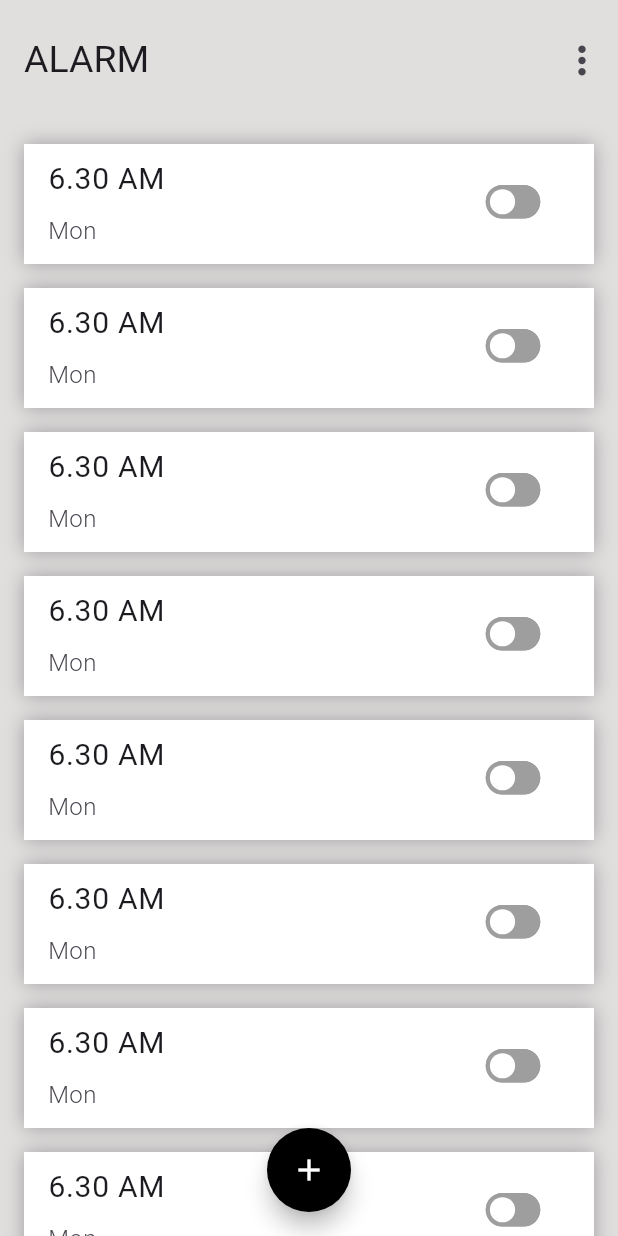
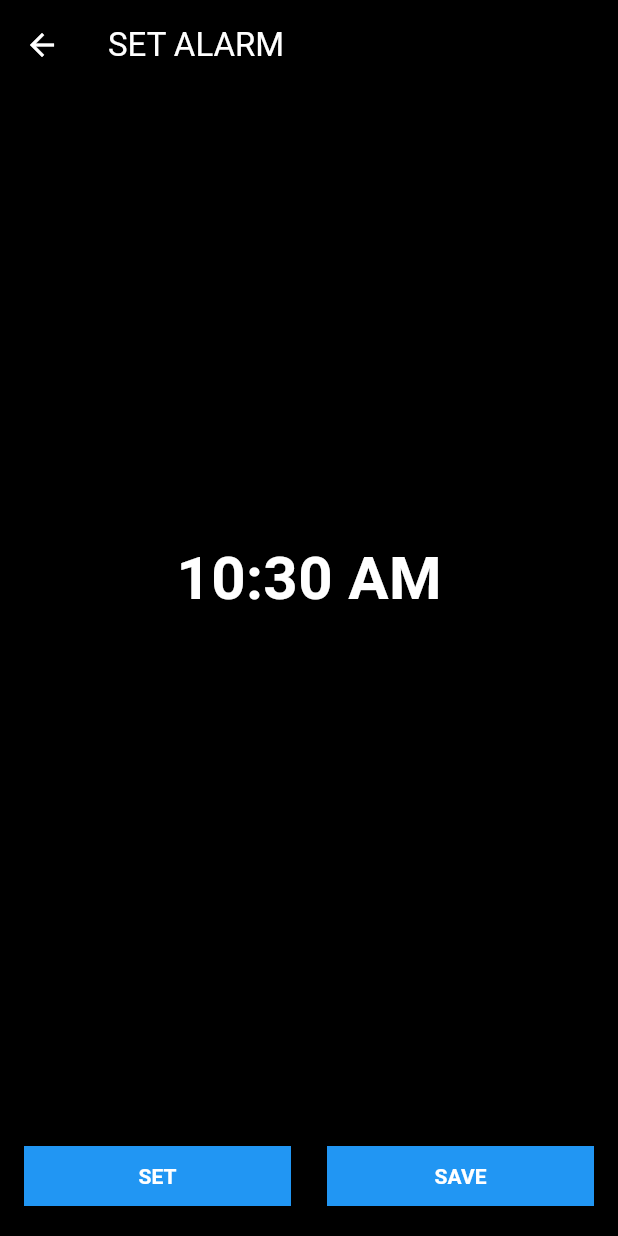
Before and after one commit to Sanjayvkp/Alarm-App, a Flutter app: the screen it shows after launch, after a tap on the "add" icon, on a phone screen of 412 x 824 dp. Run offline on Flutter 3.47's test engine with Material 3 defaults, Android fonts, the phone set to English and light mode, and no system bars; our stand-ins replace flutter_hooks; missing offline and left inert: one_clock.

Commit message:
added:alarm setting page and clock widget

```diff
--- /dev/null
+++ b/lib/view/pages/add_alarm_page.dart
@@ -0,0 +1,80 @@
+import 'package:alarm_app/view/widgets/elevated_button_widget.dart';
+import 'package:flutter/material.dart';
+
+class AddAlarmPage extends StatefulWidget {
+  const AddAlarmPage({super.key});
+
+  @override
+  AddAlarmPageState createState() => AddAlarmPageState();
+}
+
+class AddAlarmPageState extends State<AddAlarmPage> {
+  TimeOfDay _selectedTime = TimeOfDay.now();
+
+  Future<void> _selectTime(BuildContext context) async {
+    final TimeOfDay? picked = await showTimePicker(
+      context: context,
+      initialTime: _selectedTime,
+    );
+    if (picked != null && picked != _selectedTime) {
+      setState(() {
+        _selectedTime = picked;
+      });
+    }
+  }
+
+  @override
+  Widget build(BuildContext context) {
+    return Scaffold(
+      backgroundColor: Colors.black,
+      appBar: AppBar(
+        iconTheme: const IconThemeData(color: Colors.white),
+        backgroundColor: Colors.black,
+        toolbarHeight: 60,
+        title: const Text(
+          'SET ALARM',
+          style: TextStyle(
+              fontSize: 22, fontWeight: FontWeight.w400, color: Colors.white),
+        ),
+      ),
+      body: Center(
+        child: Column(
+          mainAxisAlignment: MainAxisAlignment.center,
+          children: [
+            Text(
+              _selectedTime.format(context),
+              style: const TextStyle(
+                  fontSize: 40,
+                  color: Colors.white,
+                  fontWeight: FontWeight.bold),
+            ),
+            const SizedBox(height: 32),
+          ],
+        ),
+      ),
+      bottomNavigationBar: Padding(
+        padding: const EdgeInsets.symmetric(horizontal: 16, vertical: 16),
+        child: Row(
+          mainAxisAlignment: MainAxisAlignment.center,
+          children: [
+            Expanded(
+              child: ElevatedButtonWidget(
+                text: 'SET',
+                onPressed: () => _selectTime(context),
+              ),
+            ),
+            const SizedBox(
+              width: 24,
+            ),
+            Expanded(
+              child: ElevatedButtonWidget(
+                text: 'SAVE',
+                onPressed: () {},
+              ),
+            ),
+          ],
+        ),
+      ),
+    );
+  }
+}
--- a/lib/view/pages/alarm_page.dart
+++ b/lib/view/pages/alarm_page.dart
@@ -1,6 +1,7 @@
-// alarm_screen.dart
 import 'package:alarm_app/model/alarm_model.dart';
+import 'package:alarm_app/view/pages/add_alarm_page.dart';
 import 'package:alarm_app/view/widgets/alarm_list_widget.dart';
+import 'package:alarm_app/view/widgets/clock_widget.dart';
 import 'package:flutter/material.dart';
 
 class AlarmPage extends StatefulWidget {
@@ -15,14 +16,30 @@ class AlarmPageState extends State<AlarmPage> {
 
   @override
   Widget build(BuildContext context) {
+    TimeOfDay time = TimeOfDay.now();
     return Scaffold(
-      backgroundColor: const Color.fromARGB(255, 225, 222, 222),
+      backgroundColor: Colors.black,
       appBar: AppBar(
-        toolbarHeight: 80,
-        backgroundColor: const Color.fromARGB(255, 225, 222, 222),
-        title: const Text(
-          'ALARM',
-          style: TextStyle(fontSize: 25, fontWeight: FontWeight.w400),
+        backgroundColor: Colors.black,
+        toolbarHeight: 120,
+        title: Column(
+          crossAxisAlignment: CrossAxisAlignment.start,
+          children: [
+            const Text(
+              'ALARM',
+              style: TextStyle(
+                  fontSize: 25,
+                  fontWeight: FontWeight.w500,
+                  color: Colors.white),
+            ),
+            Text(
+              '6 Active alarms',
+              style: TextStyle(
+                  fontSize: 16,
+                  fontWeight: FontWeight.w300,
+                  color: Colors.white.withOpacity(.60)),
+            ),
+          ],
         ),
         actions: [
           IconButton(
@@ -30,24 +47,44 @@ class AlarmPageState extends State<AlarmPage> {
               icon: const Icon(
                 Icons.more_vert,
                 size: 30,
+                color: Colors.white,
               ))
         ],
       ),
-      body: const SingleChildScrollView(
+      body: SingleChildScrollView(
         child: Padding(
-          padding: EdgeInsets.symmetric(horizontal: 16, vertical: 16),
+          padding: const EdgeInsets.symmetric(horizontal: 8, vertical: 16),
           child: Column(
-            crossAxisAlignment: CrossAxisAlignment.start,
             children: [
-              AlarmWidget(),
+              const ClockWidget(),
+              const SizedBox(
+                height: 32,
+              ),
+              Text(
+                time.format(context),
+                style: const TextStyle(
+                    color: Colors.white,
+                    fontSize: 30,
+                    fontWeight: FontWeight.w500),
+              ),
+              const SizedBox(
+                height: 32,
+              ),
+              const AlarmWidget(),
             ],
           ),
         ),
       ),
       floatingActionButton: FloatingActionButton(
-        backgroundColor: Colors.black,
+        backgroundColor: Colors.blue,
         shape: const CircleBorder(),
-        onPressed: () {},
+        onPressed: () {
+          Navigator.push(context, MaterialPageRoute(
+            builder: (context) {
+              return const AddAlarmPage();
+            },
+          ));
+        },
         child: const Icon(
           Icons.add,
           color: Colors.white,
--- a/lib/view/widgets/alarm_list_widget.dart
+++ b/lib/view/widgets/alarm_list_widget.dart
@@ -1,37 +1,47 @@
 import 'package:alarm_app/view/widgets/switch_widget.dart';
 import 'package:flutter/material.dart';
+import 'package:flutter_hooks/flutter_hooks.dart';
 
-class AlarmWidget extends StatelessWidget {
+class AlarmWidget extends HookWidget {
   const AlarmWidget({super.key});
 
   @override
   Widget build(BuildContext context) {
+    var onChanged = useState<bool>(false);
     return ListView.separated(
       separatorBuilder: (context, index) {
         return const SizedBox(
           height: 16,
         );
       },
-      itemCount: 10,
+      itemCount: 3,
       shrinkWrap: true,
       physics: const ClampingScrollPhysics(),
       itemBuilder: (context, index) {
-        return Container(
+        return SizedBox(
           height: 80,
-          decoration: const BoxDecoration(
-              color: Colors.white,
-              boxShadow: [BoxShadow(color: Colors.grey, blurRadius: 10)]),
           child: ListTile(
-            title: const Text(
+            title: Text(
               '6.30 AM',
-              style: TextStyle(fontSize: 20, fontWeight: FontWeight.w400),
+              style: TextStyle(
+                  fontSize: 20,
+                  fontWeight: FontWeight.w400,
+                  color: Colors.white.withOpacity(.90)),
             ),
-            subtitle: const Padding(
-              padding: EdgeInsets.only(top: 8),
+            subtitle: Padding(
+              padding: const EdgeInsets.only(top: 8),
               child: Text('Mon',
-                  style: TextStyle(fontSize: 16, fontWeight: FontWeight.w300)),
+                  style: TextStyle(
+                      fontSize: 16,
+                      fontWeight: FontWeight.w300,
+                      color: Colors.white.withOpacity(.70))),
             ),
-            trailing: SwitchWidget(onChanged: (p0) {}, value: false),
+            trailing: SwitchWidget(
+              value: onChanged.value,
+              onChanged: (newValue) {
+                onChanged.value = newValue;
+              },
+            ),
           ),
         );
       },
--- /dev/null
+++ b/lib/view/widgets/clock_widget.dart
@@ -0,0 +1,34 @@
+import 'package:flutter/material.dart';
+import 'package:one_clock/one_clock.dart';
+
+class ClockWidget extends StatelessWidget {
+  const ClockWidget({super.key});
+
+  @override
+  Widget build(BuildContext context) {
+    return SizedBox(
+      height: 180,
+      width: 180,
+      child: AnalogClock(
+        decoration: BoxDecoration(
+          border: Border.all(width: 5, color: Colors.grey),
+          color: Colors.transparent,
+          shape: BoxShape.circle,
+        ),
+        width: 150,
+        isLive: true,
+        hourHandColor: Colors.white,
+        minuteHandColor: Colors.white,
+        showSecondHand: true,
+        secondHandColor: Colors.white,
+        numberColor: Colors.white,
+        showNumbers: true,
+        showAllNumbers: true,
+        textScaleFactor: 1.4,
+        showTicks: false,
+        showDigitalClock: false,
+        datetime: DateTime.now(),
+      ),
+    );
+  }
+}
--- /dev/null
+++ b/lib/view/widgets/elevated_button_widget.dart
@@ -0,0 +1,30 @@
+import 'package:flutter/material.dart';
+
+class ElevatedButtonWidget extends StatelessWidget {
+  final String text;
+
+  final void Function() onPressed;
+  const ElevatedButtonWidget({
+    super.key,
+    required this.text,
+    required this.onPressed,
+  });
+  @override
+  Widget build(BuildContext context) {
+    return SizedBox(
+      child: ElevatedButton(
+          style: ButtonStyle(
+            elevation: const MaterialStatePropertyAll(0),
+            backgroundColor: const MaterialStatePropertyAll(Colors.blue),
+            shape: MaterialStatePropertyAll(
+                RoundedRectangleBorder(borderRadius: BorderRadius.circular(0))),
+          ),
+          onPressed: onPressed,
+          child: Text(
+            text,
+            style: const TextStyle(
+                color: Colors.white, fontWeight: FontWeight.bold),
+          )),
+    );
+  }
+}
--- a/lib/view/widgets/switch_widget.dart
+++ b/lib/view/widgets/switch_widget.dart
@@ -14,11 +14,10 @@ class SwitchWidget extends StatelessWidget {
           Icons.circle,
           color: Colors.white,
         )),
-        trackOutlineColor:
-            const MaterialStatePropertyAll(Colors.grey),
+        trackOutlineColor: const MaterialStatePropertyAll(Colors.grey),
         activeColor: Colors.red,
         thumbColor: MaterialStateProperty.all(Colors.white),
-        activeTrackColor: Colors.black,
+        activeTrackColor: Colors.blue,
         inactiveTrackColor: Colors.grey,
         value: value,
         onChanged: onChanged,
--- a/pubspec.yaml
+++ b/pubspec.yaml
@@ -35,6 +35,8 @@ dependencies:
   # The following adds the Cupertino Icons font to your application.
   # Use with the CupertinoIcons class for iOS style icons.
   cupertino_icons: ^1.0.6
+  flutter_hooks: ^0.20.5
+  one_clock: ^2.0.0
 
 dev_dependencies:
   flutter_test:
```
Also changed, not shown: pubspec.lock.
